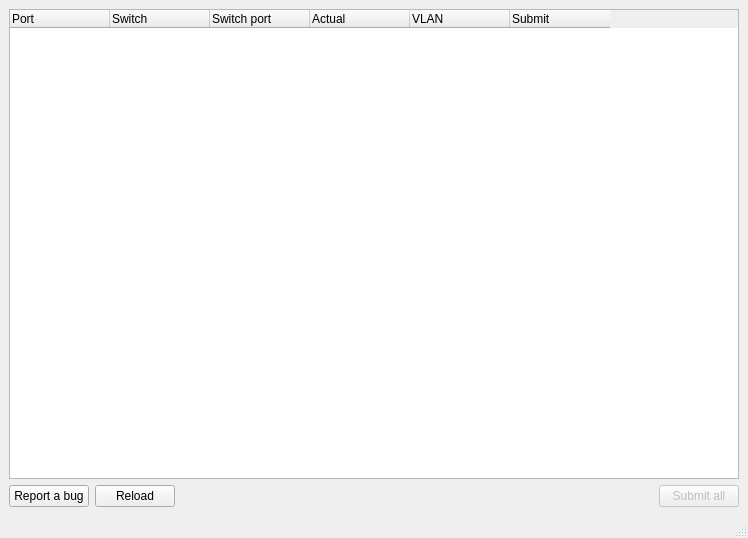
This is NewGui.ui in germandutchwindtunnels/nettools as Qt 5 draws it before an edit. The edited form follows.
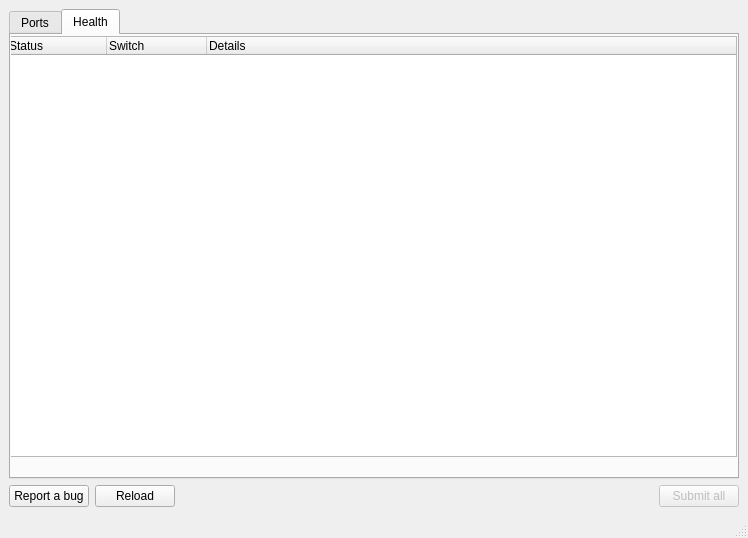
This is the edited form.

What changed in the file:
```diff
--- a/NewGui.ui
+++ b/NewGui.ui
@@ -16,7 +16,26 @@
   <widget class="QWidget" name="centralwidget">
    <layout class="QVBoxLayout" name="verticalLayout">
     <item>
+     <widget class="QTabWidget" name="tabWidget">
+      <property name="currentIndex">
+       <number>1</number>
+      </property>
+      <widget class="QWidget" name="PortsTab">
+       <property name="contextMenuPolicy">
+        <enum>Qt::DefaultContextMenu</enum>
+       </property>
+       <attribute name="title">
+        <string>Ports</string>
+       </attribute>
      <widget class="QTreeWidget" name="ports">
+        <property name="geometry">
+         <rect>
+          <x>0</x>
+          <y>0</y>
+          <width>730</width>
+          <height>421</height>
+         </rect>
+        </property>
       <attribute name="headerStretchLastSection">
        <bool>false</bool>
       </attribute>
@@ -51,6 +70,41 @@
        </property>
       </column>
      </widget>
+      </widget>
+      <widget class="QWidget" name="HealthTab">
+       <attribute name="title">
+        <string>Health</string>
+       </attribute>
+       <widget class="QTreeWidget" name="Health">
+        <property name="geometry">
+         <rect>
+          <x>-5</x>
+          <y>1</y>
+          <width>731</width>
+          <height>421</height>
+         </rect>
+        </property>
+        <property name="columnCount">
+         <number>3</number>
+        </property>
+        <column>
+         <property name="text">
+          <string>Status</string>
+         </property>
+        </column>
+        <column>
+         <property name="text">
+          <string>Switch</string>
+         </property>
+        </column>
+        <column>
+         <property name="text">
+          <string>Details</string>
+         </property>
+        </column>
+       </widget>
+      </widget>
+     </widget>
     </item>
     <item>
      <layout class="QHBoxLayout" name="horizontalLayout">
```
Left out of the diff: 2 changed lines with no effect on the pictures. Lines whose indentation alone changed are shown as unchanged.
